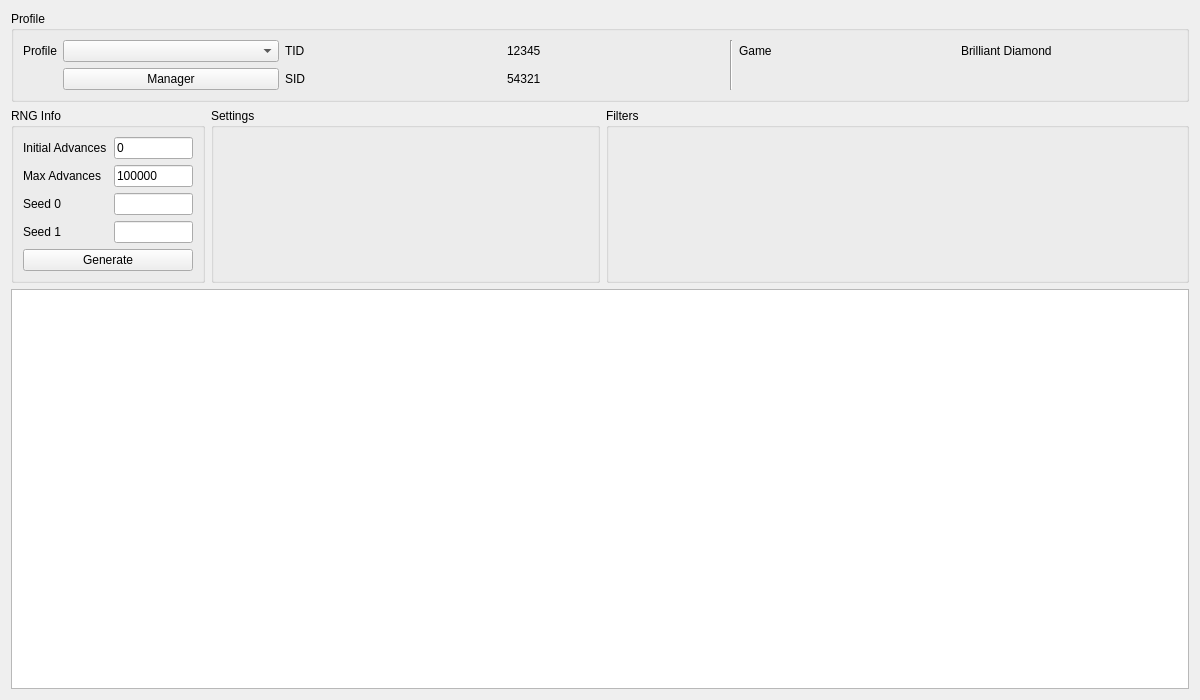
Before: the Qt Designer form Source/Forms/Gen8/Eggs8.ui in Admiral-Fish/PokeFinder, drawn with Qt 5.
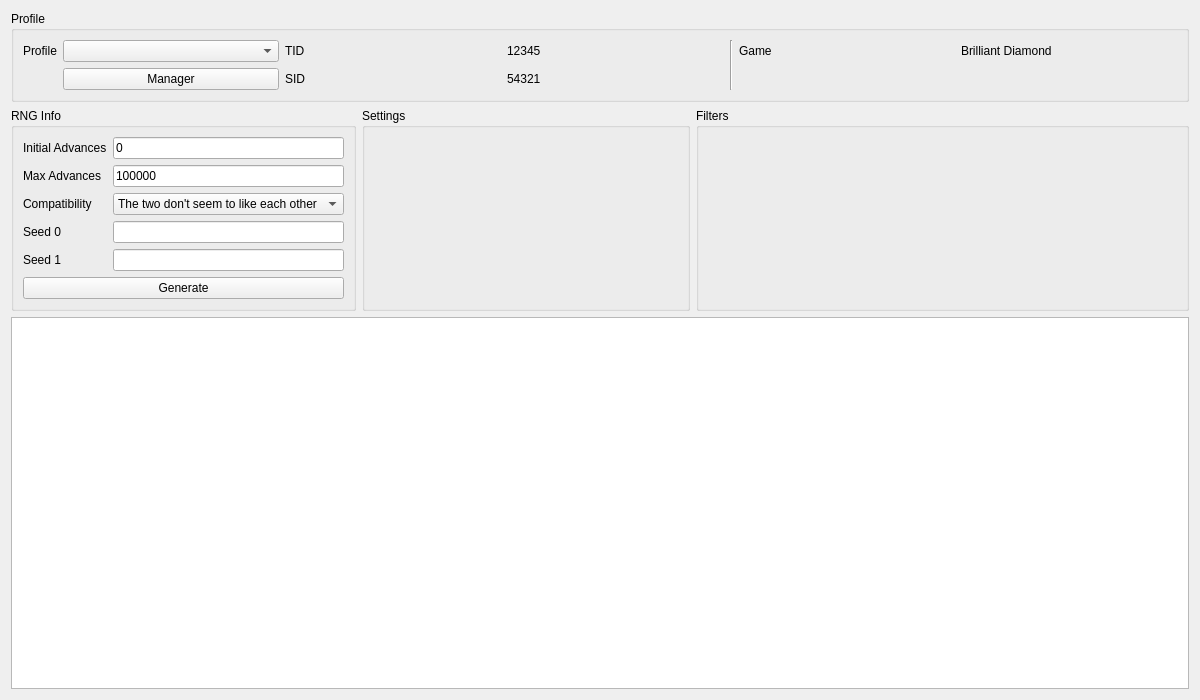
After: the same form once the commit is applied. Custom widgets are drawn as their Qt base class.

```diff
--- a/Source/Forms/Gen8/Eggs8.ui
+++ b/Source/Forms/Gen8/Eggs8.ui
@@ -44,14 +44,14 @@
       <string>RNG Info</string>
      </property>
      <layout class="QGridLayout" name="gridLayout_3">
-      <item row="0" column="0" colspan="2">
+      <item row="0" column="0">
        <widget class="QLabel" name="labelInitialAdvances">
         <property name="text">
          <string>Initial Advances</string>
         </property>
        </widget>
       </item>
-      <item row="0" column="2">
+      <item row="0" column="1">
        <widget class="TextBox" name="textBoxInitialAdvances">
         <property name="inputMask">
          <string/>
@@ -68,7 +68,7 @@
         </property>
        </widget>
       </item>
-      <item row="1" column="2">
+      <item row="1" column="1">
        <widget class="TextBox" name="textBoxMaxAdvances">
         <property name="inputMask">
          <string/>
@@ -79,13 +79,39 @@
        </widget>
       </item>
       <item row="2" column="0">
+       <widget class="QLabel" name="labelCompatibility">
+        <property name="text">
+         <string>Compatibility</string>
+        </property>
+       </widget>
+      </item>
+      <item row="2" column="1">
+       <widget class="ComboBox" name="comboBoxCompatibility">
+        <item>
+         <property name="text">
+          <string>The two don't seem to like each other</string>
+         </property>
+        </item>
+        <item>
+         <property name="text">
+          <string>The two seem to get along</string>
+         </property>
+        </item>
+        <item>
+         <property name="text">
+          <string>The two seem to get along very well</string>
+         </property>
+        </item>
+       </widget>
+      </item>
+      <item row="3" column="0">
        <widget class="QLabel" name="labelSeed0">
         <property name="text">
          <string>Seed 0</string>
         </property>
        </widget>
       </item>
-      <item row="2" column="2">
+      <item row="3" column="1">
        <widget class="TextBox" name="textBoxSeed0">
         <property name="inputMask">
          <string/>
@@ -104,14 +130,17 @@
         </property>
        </widget>
       </item>
-      <item row="3" column="0">
+      <item row="4" column="0">
        <widget class="QLabel" name="labelSeed1">
         <property name="text">
          <string>Seed 1</string>
         </property>
        </widget>
       </item>
-      <item row="4" column="0" colspan="3">
+      <item row="4" column="1">
+       <widget class="TextBox" name="textBoxSeed1"/>
+      </item>
+      <item row="5" column="0" colspan="2">
        <widget class="QPushButton" name="pushButtonGenerate">
         <property name="enabled">
          <bool>true</bool>
@@ -127,9 +156,6 @@
         </property>
        </widget>
       </item>
-      <item row="3" column="2">
-       <widget class="TextBox" name="textBoxSeed1"/>
-      </item>
      </layout>
     </widget>
    </item>
@@ -267,6 +293,11 @@
    <header>Forms/Controls/EggSettings.hpp</header>
    <container>1</container>
   </customwidget>
+  <customwidget>
+   <class>ComboBox</class>
+   <extends>QComboBox</extends>
+   <header>Forms/Controls/ComboBox.hpp</header>
+  </customwidget>
  </customwidgets>
  <tabstops>
   <tabstop>comboBoxProfiles</tabstop>
```
Left out of the diff: 1 changed line with no effect on the pictures.
